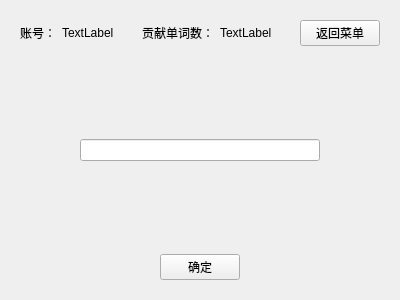
Qt form addword.ui (Euler-lne/Word_Elimination) before a commit.
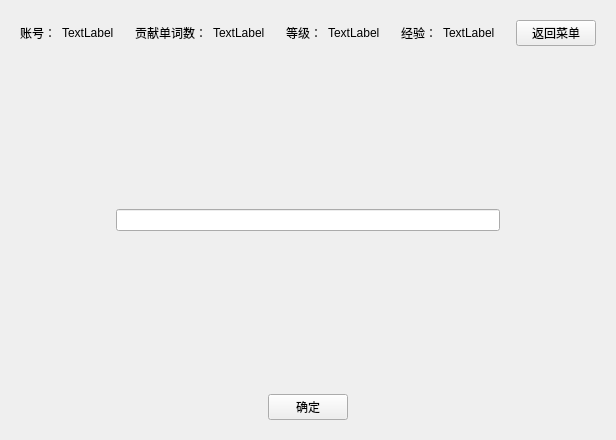
The same form after that commit.

Patch:
```diff
--- a/addword.ui
+++ b/addword.ui
@@ -6,8 +6,8 @@
    <rect>
     <x>0</x>
     <y>0</y>
-    <width>400</width>
-    <height>300</height>
+    <width>616</width>
+    <height>440</height>
    </rect>
   </property>
   <property name="windowTitle">
@@ -71,6 +71,60 @@
         </property>
        </spacer>
       </item>
+      <item>
+       <widget class="QLabel" name="label_2">
+        <property name="text">
+         <string>等级：</string>
+        </property>
+       </widget>
+      </item>
+      <item>
+       <widget class="QLabel" name="gradeLab">
+        <property name="text">
+         <string>TextLabel</string>
+        </property>
+       </widget>
+      </item>
+      <item>
+       <spacer name="horizontalSpacer_7">
+        <property name="orientation">
+         <enum>Qt::Horizontal</enum>
+        </property>
+        <property name="sizeHint" stdset="0">
+         <size>
+          <width>40</width>
+          <height>20</height>
+         </size>
+        </property>
+       </spacer>
+      </item>
+      <item>
+       <widget class="QLabel" name="label_5">
+        <property name="text">
+         <string>经验：</string>
+        </property>
+       </widget>
+      </item>
+      <item>
+       <widget class="QLabel" name="expLab">
+        <property name="text">
+         <string>TextLabel</string>
+        </property>
+       </widget>
+      </item>
+      <item>
+       <spacer name="horizontalSpacer_8">
+        <property name="orientation">
+         <enum>Qt::Horizontal</enum>
+        </property>
+        <property name="sizeHint" stdset="0">
+         <size>
+          <width>40</width>
+          <height>20</height>
+         </size>
+        </property>
+       </spacer>
+      </item>
       <item>
        <widget class="QPushButton" name="backBtn">
         <property name="text">
```
